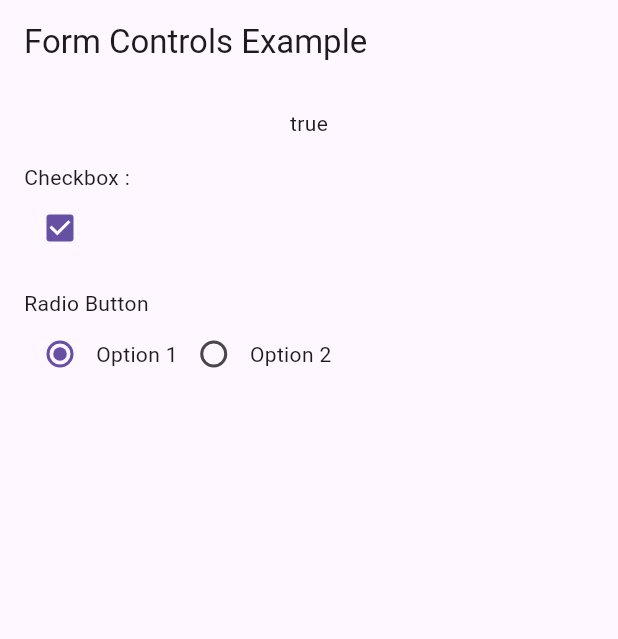
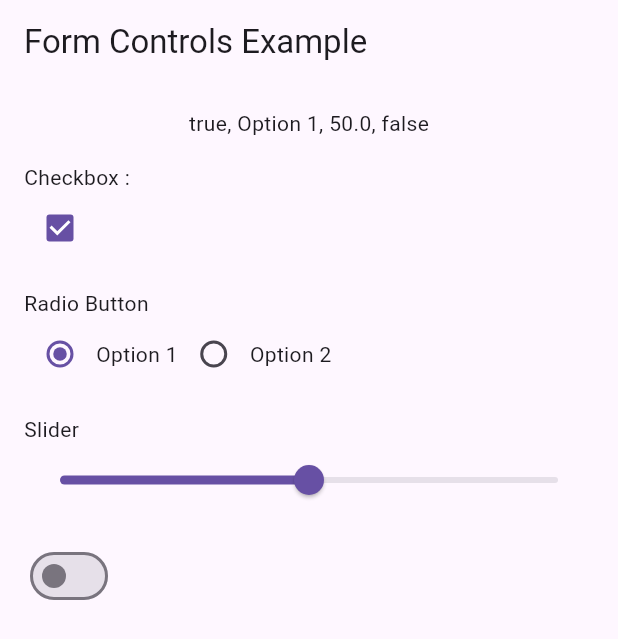
Before and after one commit to Chujer/WebStudy, a Flutter app: the screen it shows after launch, on a phone screen of 412 x 824 dp. Shown: the top 639 px of the screen. Run offline on Flutter 3.47's test engine with Material 3 defaults, Android fonts, the light colour scheme and no system bars.

Commit message:
2025.11.19 checkBox, radio, slider, switch

```diff
--- a/Flutter/lib/main.dart
+++ b/Flutter/lib/main.dart
@@ -15,7 +15,8 @@ class _MyAppState extends State<MyApp> {
 
   bool _checkBoxValue = true;
   String _radioValue = 'Option 1';
-
+  double _sliderValue = 50.0;
+  bool _switchValue = false;
   @override
   Widget build(BuildContext context) {
     return MaterialApp(
@@ -29,7 +30,7 @@ class _MyAppState extends State<MyApp> {
             crossAxisAlignment: CrossAxisAlignment.start,
             children: [
               Center(
-                child: Text('$_checkBoxValue'),
+                child: Text('$_checkBoxValue, $_radioValue, $_sliderValue, $_switchValue'),
               ),
               SizedBox(height: 16,),
               Text('Checkbox : '),
@@ -70,7 +71,27 @@ class _MyAppState extends State<MyApp> {
                   ),
                   Text('Option 2'),
                 ],
-              )
+              ),
+              SizedBox(height: 16.0,),
+              Text('Slider'),
+              Slider(
+                value: _sliderValue,
+                min: 0,
+                max: 100,
+                onChanged: (value){
+                setState(() {
+                  _sliderValue = value;
+                });
+                },
+              ),
+              SizedBox(height: 16.0,),
+              Switch(
+                  value: _switchValue,
+                  onChanged: (value) {
+                    setState(() {
+                      _switchValue = value;
+                    });
+                  })
             ],
           ),
         ),
```
